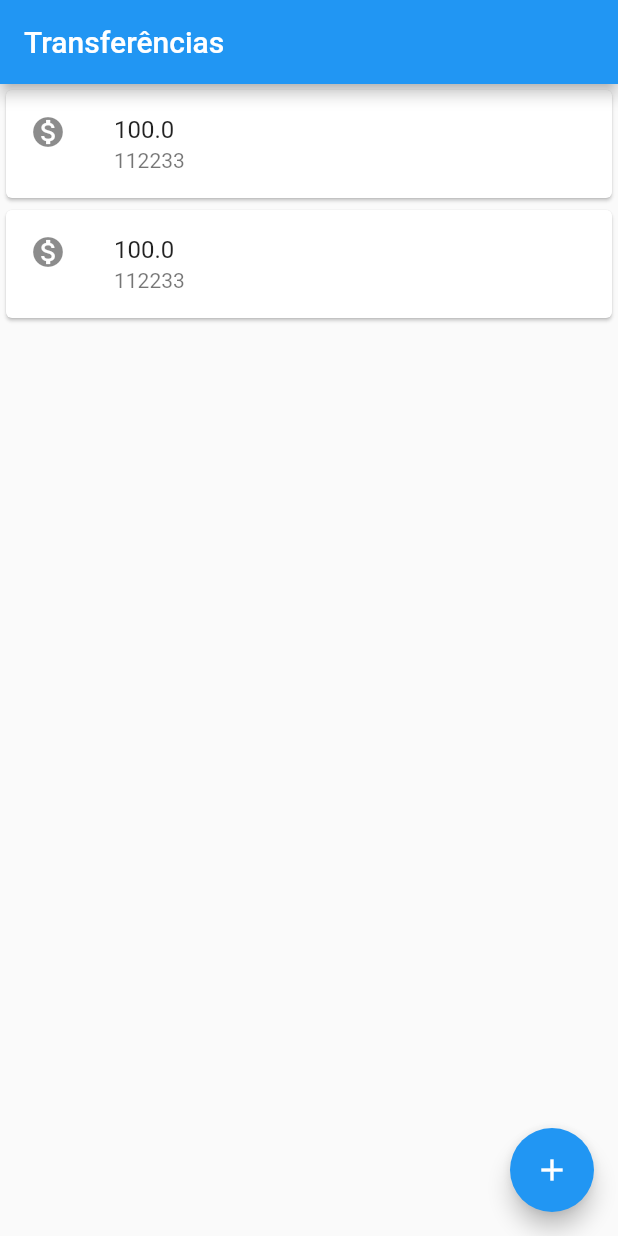
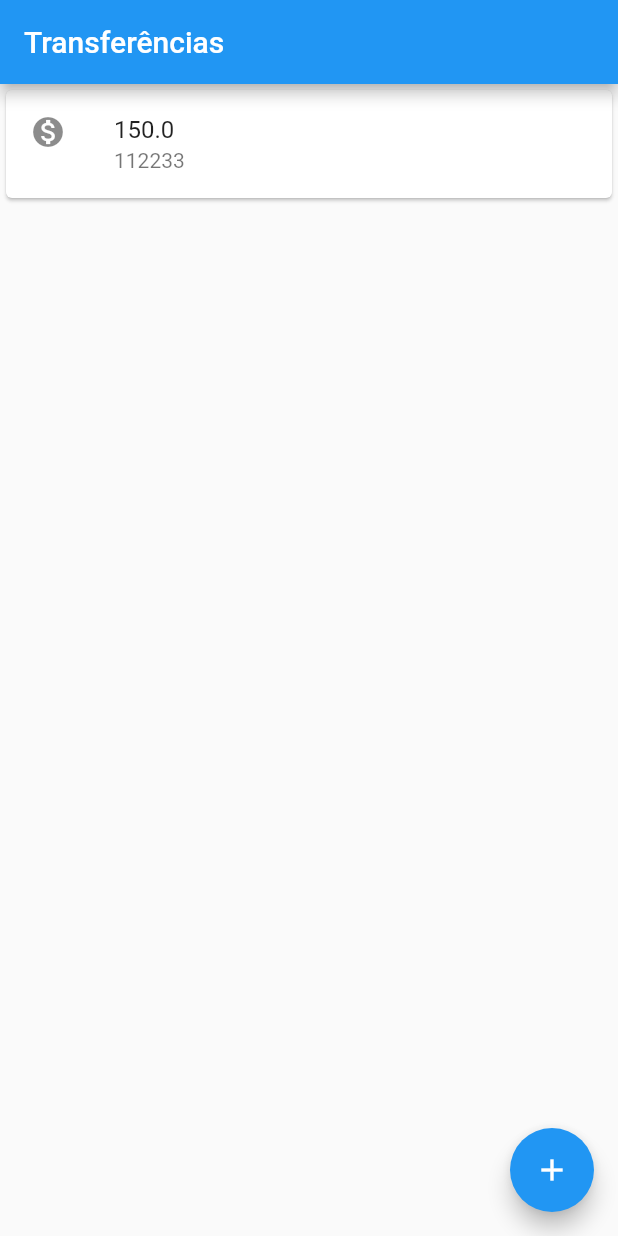
Before and after one commit to jgnogueira/App-Bytebank, a Flutter app: the screen it shows after launch, on a phone screen of 412 x 824 dp. Run offline on Flutter 3.47's test engine with Material 2 defaults, Android fonts, the phone set to English and light mode, and no system bars.

Commit message:
Refatorando Código Principal

```diff
--- a/lib/main.dart
+++ b/lib/main.dart
@@ -2,24 +2,7 @@ import 'package:flutter/material.dart';
 
 void main() => runApp(MaterialApp(
       home: Scaffold(
-        body: Column(
-          children: [
-            Card(
-              child: ListTile(
-                leading: Icon(Icons.monetization_on),
-                title: Text('100.0'),
-                subtitle: Text('112233'),
-              ),
-            ),
-            Card(
-              child: ListTile(
-                leading: Icon(Icons.monetization_on),
-                title: Text('100.0'),
-                subtitle: Text('112233'),
-              ),
-            ),
-          ],
-        ),
+        body: ListaTransferencias(),
         appBar: AppBar(
           title: Text('Transferências'),
         ),
@@ -29,3 +12,40 @@ void main() => runApp(MaterialApp(
         ),
       ),
     ));
+
+class ListaTransferencias extends StatelessWidget {
+  @override
+  Widget build(BuildContext context) {
+    return Column(
+      children: [
+        ItemTransferencia(
+          transferencia: Transferencia('150.0', '112233'),
+        )
+      ],
+    );
+  }
+}
+
+class ItemTransferencia extends StatelessWidget {
+  final Transferencia transferencia;
+
+  const ItemTransferencia({Key key, this.transferencia}) : super(key: key);
+
+  @override
+  Widget build(BuildContext context) {
+    return Card(
+      child: ListTile(
+        leading: Icon(Icons.monetization_on),
+        title: Text(transferencia.valorTransferencia.toString()),
+        subtitle: Text(transferencia.numeroConta.toString()),
+      ),
+    );
+  }
+}
+
+class Transferencia {
+  final String valorTransferencia;
+  final String numeroConta;
+
+  Transferencia(this.valorTransferencia, this.numeroConta);
+}
```
